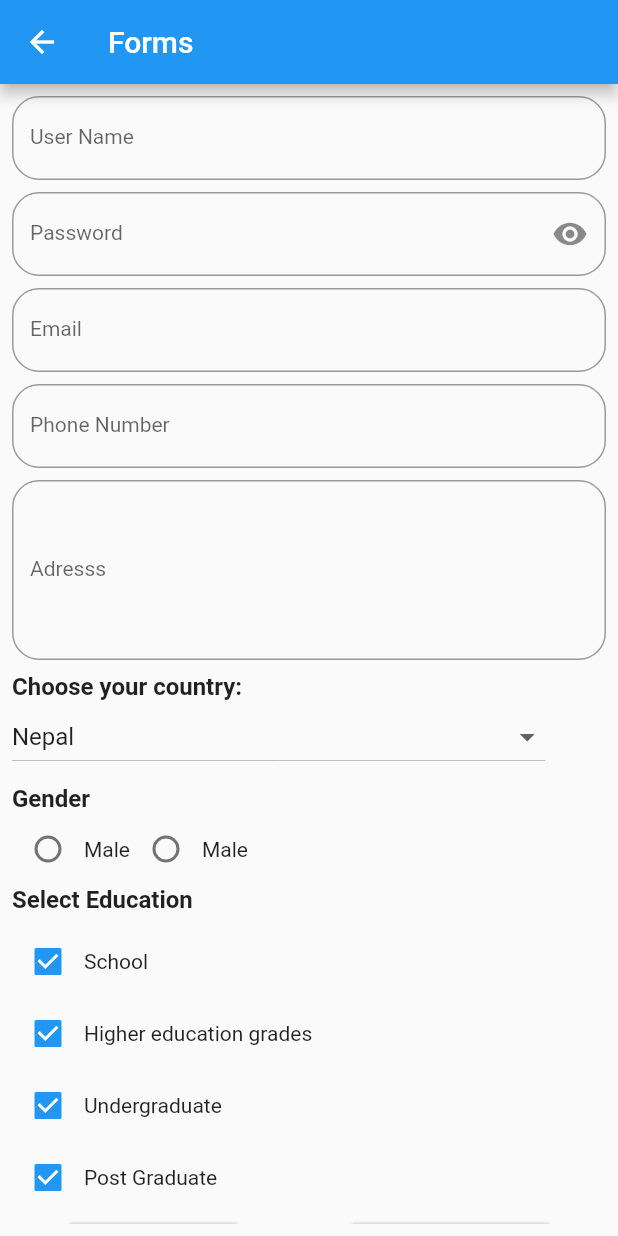
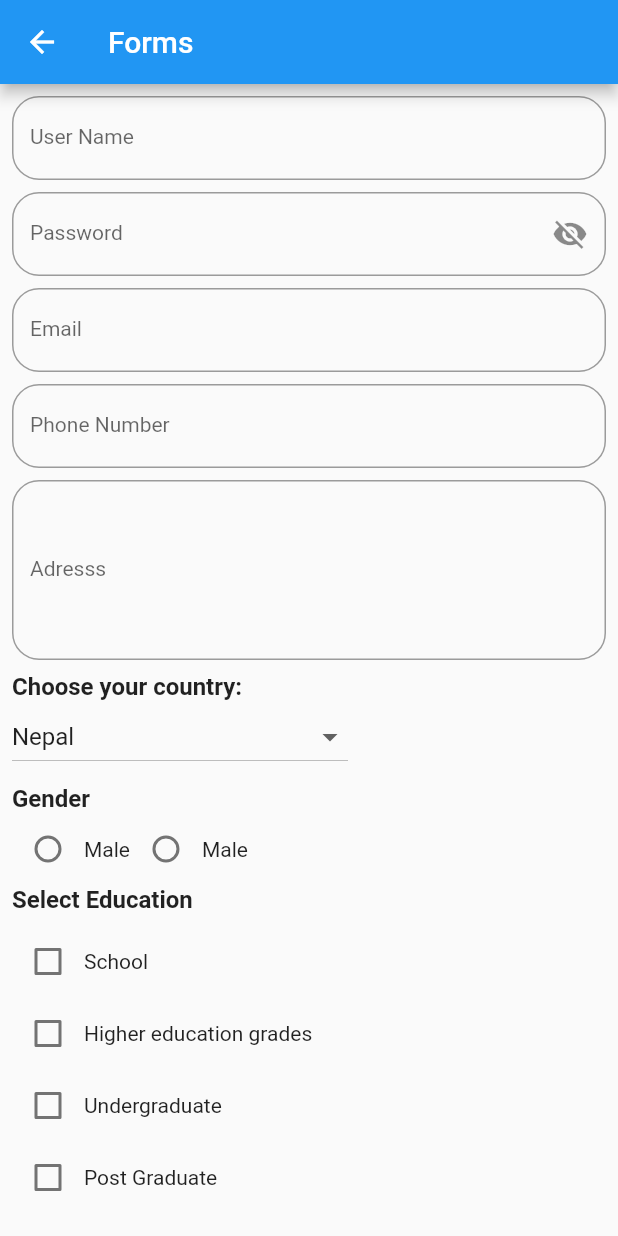
Before and after one commit to flutterchallenge/widgetchallenge, a Flutter app: the Forms screen opened by its route, on a phone screen of 412 x 824 dp. Run offline on Flutter 3.47's test engine with Material 2 defaults, Android fonts, the phone set to English and light mode, and no system bars.

Commit message:
flutter form widget ready

```diff
--- a/lib/widgets/forms.dart
+++ b/lib/widgets/forms.dart
@@ -6,7 +6,7 @@ import 'package:flutterchallenge/countrylist.dart';
  * @Since: 2019/06/07
  * Forms with all basic components
  */
-
+final formKey = new GlobalKey<FormState>();
 // Color Converter
 _hexToColor(String code) =>
     Color(int.parse(code.substring(1, 7), radix: 16) + 0xFF000000);
@@ -18,8 +18,7 @@ _ifNull(val) => val == null ? "Value is null" : "Value is empty";
 _textStyle() => TextStyle(color: _hexToColor("#F2A03D"), fontSize: 14.0);
 
 //InputDecoration
-_inputDecoration(label) =>
-    InputDecoration(
+_inputDecoration(label) => InputDecoration(
     labelText: label,
     fillColor: Colors.white,
     border: new OutlineInputBorder(
@@ -27,8 +26,7 @@ _inputDecoration(label) =>
         borderSide: new BorderSide()));
 
 //InputDecoration with suffix icon
-_inputWithSuffixDecoration(label, suffixIcon) =>
-    InputDecoration(
+_inputWithSuffixDecoration(label, suffixIcon) => InputDecoration(
     labelText: label,
     fillColor: Colors.white,
     suffixIcon: suffixIcon,
@@ -37,26 +35,27 @@ _inputWithSuffixDecoration(label, suffixIcon) =>
         borderSide: new BorderSide()));
 
 //InputNameText field
-_inputNameField() =>
-    TextFormField(
+_inputNameField() => TextFormField(
       decoration: _inputDecoration("User Name"),
       validator: (val) => _ifNull(val),
       style: _textStyle(),
     );
 
 //InputPasswordText field
-_inputPasswordField() =>
-    TextFormField(
-      decoration:
-      _inputWithSuffixDecoration("Password", Icon(Icons.remove_red_eye)),
-      obscureText: true,
+_inputPasswordField(bool show, handleShowHidePassword) => TextFormField(
+      decoration: _inputWithSuffixDecoration(
+          "Password",
+          IconButton(
+            icon: show ? Icon(Icons.visibility_off) : Icon(Icons.visibility),
+            onPressed: () => handleShowHidePassword(show),
+          )),
+      obscureText: show,
       validator: (val) => _ifNull(val),
       style: _textStyle(),
     );
 
 //EmailInputField
-_emailInputField() =>
-    TextFormField(
+_emailInputField() => TextFormField(
       decoration: _inputDecoration("Email"),
       validator: (val) => _ifNull(val),
       style: _textStyle(),
@@ -64,17 +63,15 @@ _emailInputField() =>
     );
 
 //Phone Number
-_phoneInputField() =>
-    TextFormField(
+_phoneInputField() => TextFormField(
       decoration: _inputDecoration("Phone Number"),
       validator: (val) => _ifNull(val),
       style: _textStyle(),
       keyboardType: TextInputType.phone,
     );
+
 //Address
-
-_addressInputFiled() =>
-    TextFormField(
+_addressInputFiled() => TextFormField(
       decoration: _inputDecoration("Adresss"),
       validator: (val) => _ifNull(val),
       style: _textStyle(),
@@ -82,24 +79,19 @@ _addressInputFiled() =>
       keyboardType: TextInputType.text,
     );
 
-//RADIO
-int _groupValue = 0;
-
-void _handleRadioValueChanged(Object value) {}
 //Radio button (Gender)
-_genderRadio() =>
-    Column(
-      crossAxisAlignment: CrossAxisAlignment.start,
-        children: <Widget>[
+_genderRadio(int groupValue, handleRadioValueChanged) =>
+    Column(crossAxisAlignment: CrossAxisAlignment.start, children: <Widget>[
       Text(
         'Gender',
         style: new TextStyle(fontSize: 16.0, fontWeight: FontWeight.bold),
       ),
-      Row(children: <Widget>[
+      Row(
+        children: <Widget>[
           Radio(
-            value: "1",
-            groupValue: _groupValue,
-            onChanged: _handleRadioValueChanged),
+              value: 0,
+              groupValue: groupValue,
+              onChanged: handleRadioValueChanged),
           Text(
             "Male",
             style: new TextStyle(
@@ -107,36 +99,35 @@ _genderRadio() =>
             ),
           ),
           Radio(
-            value: "1",
-            groupValue: _groupValue,
-            onChanged: _handleRadioValueChanged),
+              value: 1,
+              groupValue: groupValue,
+              onChanged: handleRadioValueChanged),
           Text(
             "Male",
             style: new TextStyle(
               fontSize: 14.0,
             ),
           ),
-
-      ],)
-
+        ],
+      )
     ]);
 
-void changedDropDownItem(value) {}
-
 //Spinner Country
-var _currentCountry = "Nepal";
-
-_countryWidget() =>
-    new Column(
+_countryWidget(currentCountry, changedDropDownItem) => new Column(
       crossAxisAlignment: CrossAxisAlignment.start,
+      mainAxisAlignment: MainAxisAlignment.start,
       children: <Widget>[
-        new Text("Choose your country: ", style: TextStyle(fontSize: 16.0, fontWeight: FontWeight.bold),),
+        new Text(
+          "Choose your country: ",
+          style: TextStyle(fontSize: 16.0, fontWeight: FontWeight.bold),
+        ),
         new DropdownButton(
-          value: _currentCountry,
-          items: List<String>.from(countryList).map<DropdownMenuItem<String>>((String value) {
+          value: currentCountry,
+          items: List<String>.from(countryList)
+              .map<DropdownMenuItem<String>>((String value) {
             return DropdownMenuItem<String>(
               value: value,
-              child: Text(value),
+              child: Container(width: 200, child: Text(value)),
             );
           }).toList(),
           onChanged: changedDropDownItem,
@@ -145,36 +136,85 @@ _countryWidget() =>
     );
 
 //CheckBoxes(Education)
-_checkbox(String title, bool boolValue) {
+_checkbox(title, int index, bool boolValue, handleCheckBox) {
   return Row(
     mainAxisAlignment: MainAxisAlignment.start,
     children: <Widget>[
       Checkbox(
         value: boolValue,
-        onChanged: (bool value) {},
-      ), Text(title),
+        onChanged: (bool value) {
+          boolValue = value;
+          handleCheckBox(index, boolValue);
+        },
+      ),
+      Text(title),
     ],
   );
 }
 
+//Switch class
+_acceptSwitch(bool switchOn, onSwitchChanged) => Switch(
+      onChanged: onSwitchChanged,
+      value: switchOn,
+      activeColor: Colors.blue,
+      activeTrackColor: Colors.green,
+      inactiveThumbColor: Colors.white,
+      inactiveTrackColor: Colors.red,
+    );
+
 //Submit(Raised Button)
-_submitForm() =>
-    RaisedButton(
+_submitForm() => RaisedButton(
       onPressed: () {},
       child: Text("Submit Form"),
     );
 
 //Reset(Caancel)
-_resetForm() =>
-    RaisedButton.icon(
+_resetForm() => RaisedButton.icon(
     onPressed: () {}, icon: Icon(Icons.close), label: Text("Reset Form"));
 
 class Forms extends StatefulWidget {
+  Forms() : super(key: formKey);
+
   @override
   _FormsState createState() => _FormsState();
 }
 
 class _FormsState extends State<Forms> {
+  List eduSelection = [false, false, false, false];
+  String currentCountry = "Nepal";
+  int _groupValue = -1;
+  bool _show = true;
+  bool _accept = true;
+
+  void _handleCheckBox(int index, bool isActive) {
+    setState(() {
+      this.eduSelection[index] = isActive;
+    });
+  }
+
+  void _changedDropDownItem(value) {
+    setState(() {
+      this.currentCountry = value;
+    });
+  }
+
+  void _handleRadioValueChanged(int value) {
+    setState(() {
+      this._groupValue = value;
+    });
+  }
+
+  void _handleShowHidePassword(bool show) {
+    setState(() {
+     this._show = !show;
+    });
+  }
+  void _onSwitchChanged(bool accept) {
+    setState(() {
+      this._accept = accept;
+    });
+  }
+
   @override
   Widget build(BuildContext context) {
     return Scaffold(
@@ -184,28 +224,59 @@ class _FormsState extends State<Forms> {
           child: ListView(
             children: <Widget>[
               _inputNameField(),
-              SizedBox(height: 8.0,),
-              _inputPasswordField(),
-              SizedBox(height: 8.0,),
+              SizedBox(
+                height: 8.0,
+              ),
+              _inputPasswordField(_show, _handleShowHidePassword),
+              SizedBox(
+                height: 8.0,
+              ),
               _emailInputField(),
-              SizedBox(height: 8.0,),
+              SizedBox(
+                height: 8.0,
+              ),
               _phoneInputField(),
-              SizedBox(height: 8.0,),
+              SizedBox(
+                height: 8.0,
+              ),
               _addressInputFiled(),
-              SizedBox(height: 8.0,),
-              _countryWidget(),
-              SizedBox(height: 8.0,),
-              _genderRadio(),
-              Text("Select Education", style: TextStyle(
-                  fontSize: 16.0, fontWeight: FontWeight.bold)),
-              SizedBox(height: 8.0,),
-              _checkbox("School", true),
-              _checkbox("Higher education grades", true),
-              _checkbox("Undergraduate", true),
-              _checkbox("Post Graduate", true),
+              SizedBox(
+                height: 8.0,
+              ),
+              _countryWidget(currentCountry, _changedDropDownItem),
+              SizedBox(
+                height: 8.0,
+              ),
+              _genderRadio(_groupValue, _handleRadioValueChanged),
+              Text("Select Education",
+                  style:
+                      TextStyle(fontSize: 16.0, fontWeight: FontWeight.bold)),
+              SizedBox(
+                height: 8.0,
+              ),
+              _checkbox("School", 0, eduSelection[0], _handleCheckBox),
+              _checkbox("Higher education grades", 1, eduSelection[1],
+                  _handleCheckBox),
+              _checkbox("Undergraduate", 2, eduSelection[2], _handleCheckBox),
+              _checkbox("Post Graduate", 3, eduSelection[3], _handleCheckBox),
+              SizedBox(
+                height: 8.0,
+              ),
+              Row(
+                mainAxisAlignment: MainAxisAlignment.start,
+                children: <Widget>[
+                  Text("Love this flutter form",
+                      style:
+                      TextStyle(fontSize: 16.0, fontWeight: FontWeight.bold)),
+                  _acceptSwitch(_accept, _onSwitchChanged),
+                ],
+              ),
+              SizedBox(
+                height: 8.0,
+              ),
               Row(
                   mainAxisAlignment: MainAxisAlignment.spaceAround,
-                  children: [ _submitForm(), _resetForm()])
+                  children: [_submitForm(), _resetForm()])
             ],
           )),
     );
```
Also changed, not shown: assets/images/fluttter.png (added). Lines whose indentation alone changed are shown as unchanged.
